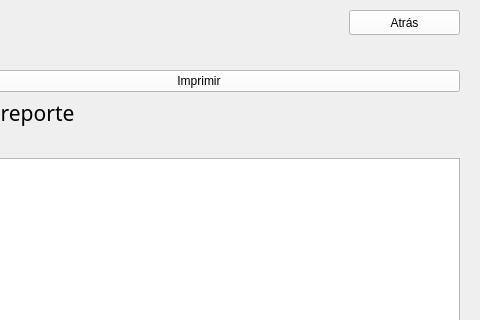
Above: reportes.ui from HailNicole/App_Finanzas before the change; both pictures show x 601 to 1081 and y 0 to 320 of the 1081 by 770 pixel window. Below: the same form after it.
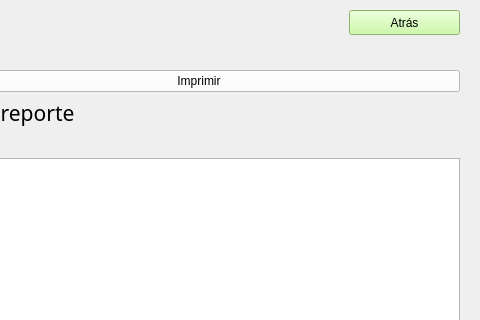
That is the form after the change. Icons and pictures are not drawn.

```diff
--- a/reportes.ui
+++ b/reportes.ui
@@ -177,7 +177,7 @@
     </rect>
    </property>
    <property name="styleSheet">
-    <string notr="true">background-color: rgb(255, 255, 255);</string>
+    <string notr="true">background-color: rgb(194, 249, 149);</string>
    </property>
    <property name="text">
     <string>Atrás</string>
```
